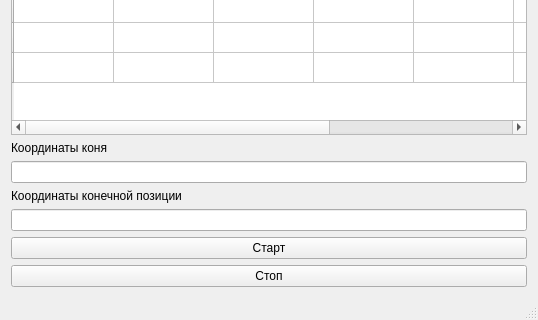
mixan4ik97/knight_move_part_II, file Part_II/deskgui.ui: the form before one commit; both pictures show x 0 to 538 and y 215 to 535 of the 538 by 535 pixel window.
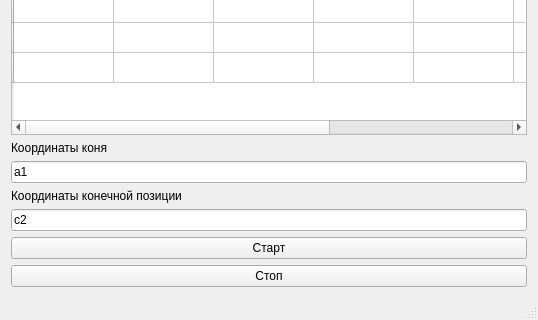
The form after the commit.

Diff of the .ui file:
```diff
--- a/Part_II/deskgui.ui
+++ b/Part_II/deskgui.ui
@@ -23,7 +23,11 @@
      </widget>
     </item>
     <item row="4" column="0">
-     <widget class="QLineEdit" name="lineEdit_pos"/>
+     <widget class="QLineEdit" name="lineEdit_pos">
+      <property name="text">
+       <string>c2</string>
+      </property>
+     </widget>
     </item>
     <item row="5" column="0">
      <widget class="QPushButton" name="pushButton_start">
@@ -179,7 +183,11 @@
      </widget>
     </item>
     <item row="2" column="0">
-     <widget class="QLineEdit" name="lineEdit_knight"/>
+     <widget class="QLineEdit" name="lineEdit_knight">
+      <property name="text">
+       <string>a1</string>
+      </property>
+     </widget>
     </item>
     <item row="6" column="0">
      <widget class="QPushButton" name="pushButton_stop">
```
